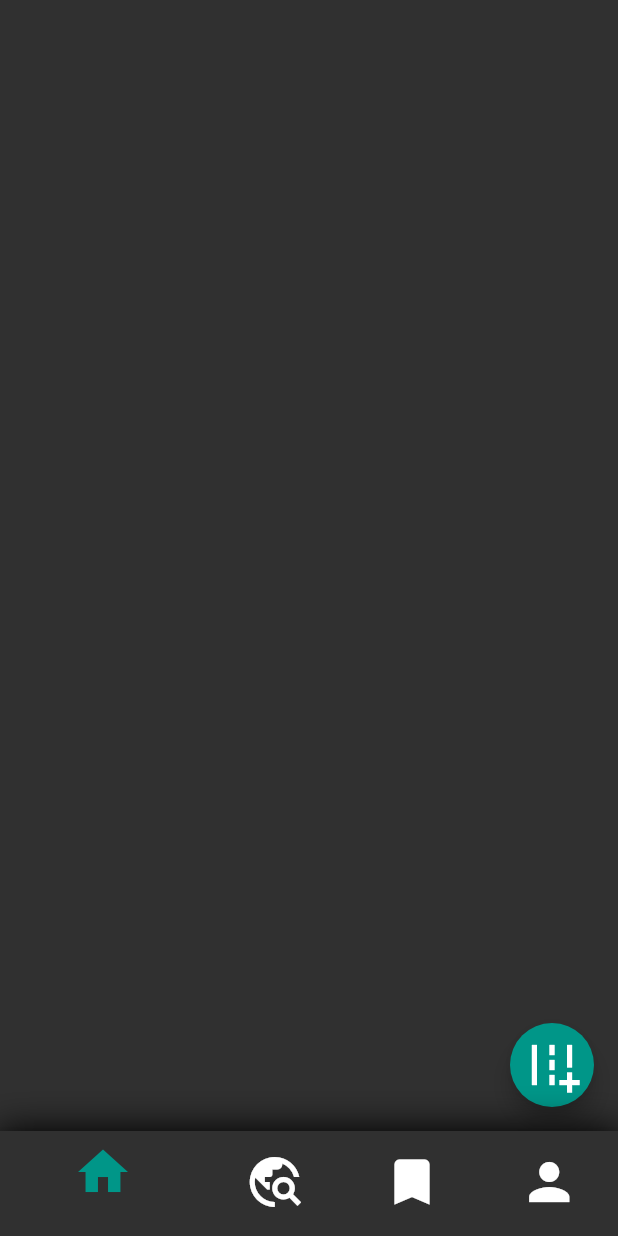
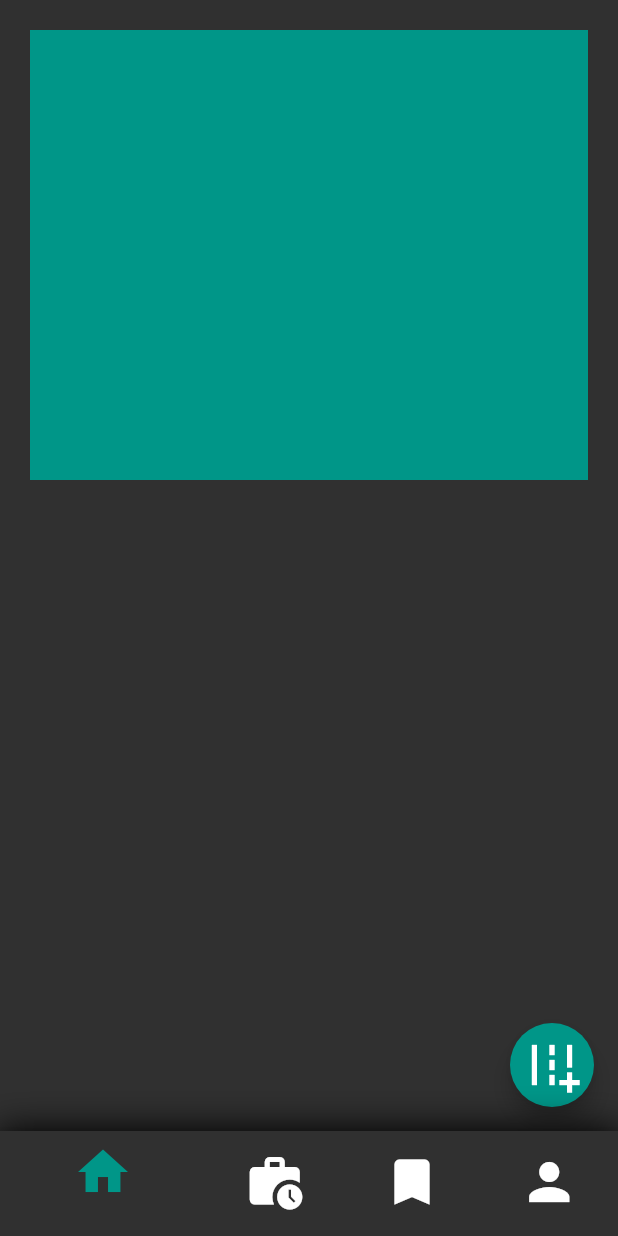
Before and after one commit to Zouuabi/nuitdInfo, a Flutter app: the screen it shows once a user with an empty profile is signed in, on a phone screen of 412 x 824 dp. Run offline on Flutter 3.47's test engine with Material 2 defaults, Android fonts, the phone set to English and light mode, and no system bars; our stand-ins replace cloud_firestore, dartz, equatable, firebase_auth, firebase_core, firebase_storage and 7 more; accounts and stored records are empty.

Commit message:
to adde feature of adding a load on home

```diff
--- a/lib/src/config/routes/routes.dart
+++ b/lib/src/config/routes/routes.dart
@@ -34,7 +34,7 @@ class RouteGenerator {
       case Routes.login:
         loginInstances();
         return MaterialPageRoute(builder: (BuildContext ctx) {
-          return LoginScreen();
+          return const LoginScreen();
         });
 
       //************************* */
--- a/lib/src/data/models/load.dart
+++ b/lib/src/data/models/load.dart
@@ -1,9 +1,9 @@
-
 import 'package:equatable/equatable.dart';
 
 class Load extends Equatable {
   const Load(
-      {required this.loadRef,
+      {required this.brokerUid,
+      required this.loadRef,
       required this.brokerName,
       required this.brokerPhone,
       required this.origin,
@@ -15,6 +15,8 @@ class Load extends Equatable {
       required this.price,
       required this.weigth,
       required this.description});
+
+  final String brokerUid;
 
   final String loadRef;
   final String brokerName;
@@ -42,10 +44,12 @@ class Load extends Equatable {
         'weigth': weigth,
         'price': price,
         'description': description,
+        'brokerUid': brokerUid,
       };
 
   factory Load.fromfirestore(Map<String, dynamic> map) {
     return Load(
+      brokerUid: map['brokerUid'],
       loadRef: map['loadRef'],
       brokerName: map['broker'],
       brokerPhone: map['brokerPhone'],
@@ -63,6 +67,7 @@ class Load extends Equatable {
 
   @override
   List<Object?> get props => [
+        brokerUid,
         loadRef,
         brokerName,
         brokerPhone,
--- a/lib/src/domain/repositories/repositories.dart
+++ b/lib/src/domain/repositories/repositories.dart
@@ -15,10 +15,11 @@ abstract class Repository {
       required String password,
       required Uint8List? image});
 
-  Future<Either<Failure, List<Load>>> readLoads();
+  Future<Either<Failure, List<Load?>>> readLoads();
   Future<Either<Failure, void>> postLoad(Map<String, dynamic> load);
   Future<Either<Failure, MyUser>> getCurrentUserInformation();
   Future<Either<Failure, void>> addLoadToFavorites(String loadRef);
   Future<Either<Failure, void>> removeLoadFromFavorites(String loadRef);
-  Future<Either<Failure, List<Load>>> readFavoriteLoads(MyUser user);
+  Future<Either<Failure, List<Load>>> readFavoriteLoads();
+  Future<Either<Failure, List<Load>>> readMyLoads();
 }
--- a/lib/src/presentation/main/home/cubit/home_cubit.dart
+++ b/lib/src/presentation/main/home/cubit/home_cubit.dart
@@ -13,13 +13,13 @@ class HomeCubit extends Cubit<HomeState> {
 
   void getloads() async {
     emit(HomeLoading());
-    Either<Failure, List<Load>> result = await repos.readLoads();
+    Either<Failure, List<Load?>> result = await repos.readLoads();
     result.fold(
       (failure) {
         emit(HomeError(message: failure.errrorMessage));
       },
       (loads) {
-        emit(HomeLoadingCompeleted(loads: loads));
+        emit(HomeLoadingCompeleted(loads: [null, ...loads]));
       },
     );
   }
--- a/lib/src/presentation/main/home/cubit/home_state.dart
+++ b/lib/src/presentation/main/home/cubit/home_state.dart
@@ -3,7 +3,6 @@ import 'package:equatable/equatable.dart';
 
 abstract class HomeState extends Equatable {
   @override
-
   List<Object?> get props => [];
 }
 
@@ -18,7 +17,7 @@ class HomeError extends HomeState {
 
 class HomeLoadingCompeleted extends HomeState {
   HomeLoadingCompeleted({required this.loads});
-  final List<Load> loads;
+  final List<Load?> loads;
   @override
   List<Object?> get props => [loads];
 }
--- a/lib/src/presentation/main/home/pages/home_screen.dart
+++ b/lib/src/presentation/main/home/pages/home_screen.dart
@@ -1,6 +1,7 @@
 import 'dart:async';
 
 import 'package:doft/src/data/repository/repository_impl.dart';
+import 'package:doft/src/presentation/main/post_load/pages/post_load_screen.dart';
 import 'package:flutter/material.dart';
 
 import 'package:flutter_bloc/flutter_bloc.dart';
@@ -11,7 +12,7 @@ import '../../../../config/routes/routes.dart';
 
 import '../../../../injector.dart';
 import '../cubit/home_cubit.dart';
-import '../widgets/load_item.dart';
+import '../../../shared/load_item.dart';
 
 class HomeScreen extends StatelessWidget {
   const HomeScreen({super.key});
@@ -70,19 +71,34 @@ class HomeScreen extends StatelessWidget {
             builder: (context, state) {
               if (state is HomeLoading) {
                 return const Center(child: CircularProgressIndicator());
-              } else if (state is HomeLoadingCompeleted) {
+              } else if (state is HomeLoadingCompeleted &&
+                  state.loads.isNotEmpty) {
                 return ListView.builder(
                     padding: const EdgeInsets.all(20),
                     itemCount: state.loads.length,
                     itemBuilder: (context, index) {
+                      if (index == 0) {
+                        // todo : kima add post
+                        return Container(
+                          color: Colors.teal,
+                          width: double.infinity,
+                          height: 300,
+                        );
+                      } else {
                         return LoadItem(
                           detailsButton: () {
                             Navigator.pushNamed(context, Routes.loadDetails,
                                 arguments: state.loads[index]);
                           },
-                        load: state.loads[index],
+                          load: state.loads[index]!,
                         );
+                      }
                     });
+              } else if (state is HomeLoadingCompeleted &&
+                  state.loads.isEmpty) {
+                return const Center(
+                  child: Text('No Loads Yet'),
+                );
               } else {
                 state as HomeError;
                 return Center(
--- a/lib/src/presentation/main/main_screen.dart
+++ b/lib/src/presentation/main/main_screen.dart
@@ -1,8 +1,9 @@
+import 'package:doft/src/presentation/main/my_loads/my_loads_screen.dart';
 import 'package:firebase_auth/firebase_auth.dart';
 import 'package:flutter/material.dart';
 
 import 'home/pages/home_screen.dart';
-import 'myloads/pages/myloads.dart';
+import 'favorite_loads/pages/favorites_screen.dart';
 
 class MainScreen extends StatefulWidget {
   const MainScreen({super.key});
@@ -34,10 +35,8 @@ class _MainScreenState extends State<MainScreen> {
           controller: pagecontroller,
           children: [
             const HomeScreen(),
-            Container(
-              color: const Color.fromARGB(255, 42, 17, 82),
-            ),
-            const MyLoads(),
+            const MyLoadsScreen(),
+            const FavoritesScreen(),
             Center(
               child: ElevatedButton(
                   onPressed: () {
@@ -72,7 +71,7 @@ class _MainScreenState extends State<MainScreen> {
         selectedItemColor: Colors.teal,
         items: const [
           BottomNavigationBarItem(icon: Icon(Icons.home), label: ''),
-          BottomNavigationBarItem(icon: Icon(Icons.travel_explore), label: ''),
+          BottomNavigationBarItem(icon: Icon(Icons.work_history), label: ''),
           BottomNavigationBarItem(
               icon: Icon(Icons.bookmark_outlined), label: ''),
           BottomNavigationBarItem(icon: Icon(Icons.person), label: ''),
--- a/lib/src/presentation/main/post_load/widgets/details_input.dart
+++ b/lib/src/presentation/main/post_load/widgets/details_input.dart
@@ -1,4 +1,3 @@
-
 import 'package:flutter/material.dart';
 
 import '../../../../data/models/load.dart';
@@ -223,6 +222,7 @@ class _LoadDetailsFormState extends State<LoadDetailsForm> {
                 onPressed: () {
                   if (_checkForm()) {
                     widget.onFormSubmited(Load(
+                        brokerUid: '',
                         loadRef: '',
                         brokerName: _nameController.text,
                         brokerPhone: _telController.text,
--- a/lib/src/presentation/main/home/widgets/load_item.dart
+++ b/lib/src/presentation/shared/load_item.dart
@@ -4,14 +4,12 @@ import 'package:flutter_svg/flutter_svg.dart';
 
 import 'package:doft/src/core/helpers/date_handler.dart';
 
-import '../../../../data/models/load.dart';
+import '../../data/models/load.dart';
 
 class LoadItem extends StatelessWidget {
   const LoadItem({super.key, required this.load, required this.detailsButton});
   final Load load;
   final VoidCallback detailsButton;
-
-
 
   @override
   Widget build(BuildContext context) {
```
Also changed, not shown: lib/src/data/data_source/remote_data_source/cloud_firestore.dart (+20 -8 lines), lib/src/data/repository/repository_impl.dart (+22 -4 lines), lib/src/presentation/main/favorite_loads/cubit/favorites_cubit.dart (added, +30 -0 lines), lib/src/presentation/main/favorite_loads/cubit/favorites_state.dart (added, +15 -0 lines), lib/src/presentation/main/favorite_loads/pages/favorites_screen.dart (added, +64 -0 lines), lib/src/presentation/main/my_loads/my_loads_cubit.dart (added, +29 -0 lines), lib/src/presentation/main/my_loads/my_loads_screen.dart (added, +67 -0 lines), lib/src/presentation/main/my_loads/my_loads_state.dart (added, +14 -0 lines), lib/src/presentation/main/myloads/cubit/myload_state.dart (deleted, +0 -15 lines), lib/src/presentation/main/myloads/cubit/myloadcubit.dart (deleted, +0 -33 lines). Lines whose indentation alone changed are shown as unchanged.
